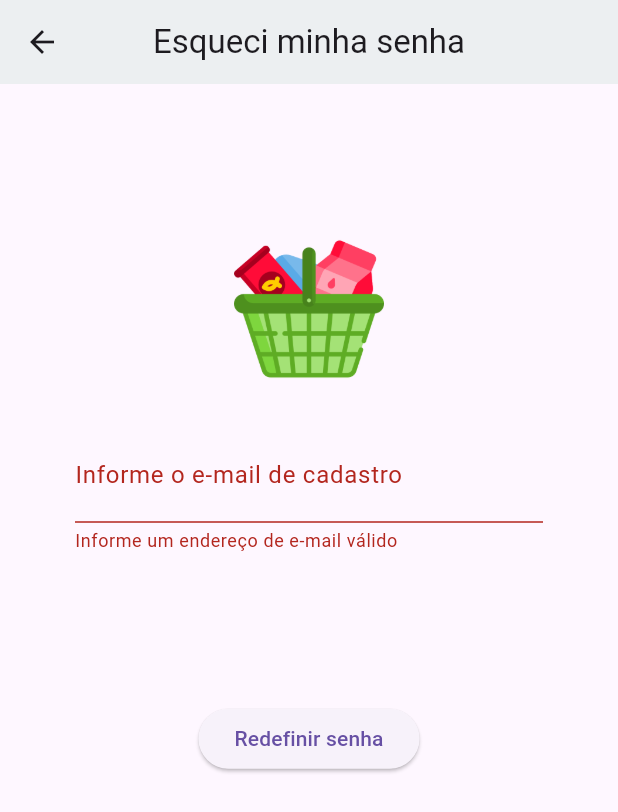
After one commit to fernando-fraga/estudo-flutter-listacompras, a Flutter app: the RecoveryView screen opened by its route, after a tap on "Redefinir senha", on a phone screen of 412 x 824 dp. The commit adds this screen. Shown: the top 812 px of the screen. Run offline on Flutter 3.47's test engine with Material 3 defaults, Android fonts, the phone set to English and light mode, and no system bars; our stand-ins replace device_preview.

Commit message:
Desenvolvimento telas Esqueceu Senha e Gerenciar

```diff
--- a/lib/main.dart
+++ b/lib/main.dart
@@ -1,6 +1,8 @@
 // ignore_for_file: prefer_const_constructors, prefer_const_literals_to_create_immutables, sized_box_for_whitespace
 import 'package:device_preview/device_preview.dart';
 import 'package:flutter/material.dart';
+import 'package:lista_compras/view/gerenciar_view.dart';
+import 'package:lista_compras/view/recovery_view.dart';
 import 'package:lista_compras/view/signup_view.dart';
 
 import 'view/login_view.dart';
@@ -26,6 +28,8 @@ class MainApp extends StatelessWidget {
       routes: {
         'login': (context) => LoginView(),
         'signup': (context) => SignUpView(),
+        'recovery': (context) => RecoveryView(),
+        'gerenciar': (context) => GerenciarView(),
       },
     );
   }
--- /dev/null
+++ b/lib/model/lista.dart
@@ -0,0 +1,18 @@
+class Lista {
+  String nome;
+ // String quantidade;
+
+  Lista(this.nome);
+
+
+  static List<Lista> preencher() {
+    List<Lista> listaCompras = [];
+
+    listaCompras.add(Lista('Lista 1'));
+    listaCompras.add(Lista('Lista 2'));
+    listaCompras.add(Lista('Lista 3'));
+
+    return listaCompras;
+  }
+
+}
--- /dev/null
+++ b/lib/view/recovery_view.dart
@@ -0,0 +1,77 @@
+// ignore_for_file: prefer_const_constructors
+
+import 'package:flutter/material.dart';
+
+class RecoveryView extends StatefulWidget {
+  const RecoveryView({super.key});
+
+  @override
+  State<RecoveryView> createState() => _RecoveryViewState();
+}
+
+class _RecoveryViewState extends State<RecoveryView> {
+  var formKey = GlobalKey<FormState>();
+  var email = TextEditingController();
+  @override
+  Widget build(BuildContext context) {
+    return Scaffold(
+      appBar: AppBar(
+        title: Text('Esqueci minha senha'),
+        centerTitle: true,
+        backgroundColor: Colors.blueGrey.shade50,
+      ),
+      body: Padding(
+        padding: EdgeInsets.fromLTRB(50, 100, 50, 100),
+        child: Form(
+          key: formKey,
+          child: Column(
+            children: [
+              Image.asset(
+                'lib/imagens/cestocompras.png',
+                width: 100,
+                height: 100,
+              ),
+              SizedBox(height: 30,),
+             TextFormField(
+                controller: email,
+                decoration: InputDecoration(
+                  labelText: 'Informe o e-mail de cadastro',
+                  border: UnderlineInputBorder(),
+                  prefix: Icon(Icons.person_2_outlined)
+                ),
+                validator: (value) {
+                  if (value == null) {
+                    return 'Informe um endereço de e-mail válido';
+                  }
+                  else if (value.isEmpty) {
+                    return 'Informe um endereço de e-mail válido';
+                  }
+                  return null;
+                },
+              ),
+              SizedBox(height: 100),
+              ElevatedButton(onPressed: () {
+                    if (formKey.currentState!.validate()) {
+                      setState(() {
+                        var endereco = email.text;
+
+                        ScaffoldMessenger.of(context).showSnackBar(
+                        // ignore: unnecessary_brace_in_string_interps
+                        SnackBar(content: Text('Foi enviado um e-mail para recuperação de senha para endereço: ${endereco}'),
+                        duration: Duration(seconds: 3),
+                        )
+                      );
+                      });
+                      Navigator.pushNamed(context, 'login');
+                    }
+                  }, child: Text('Redefinir senha')
+                  ),
+
+
+            ],
+          ),
+        ),
+      ),
+    );
+  }
+}
--- a/lib/view/signup_view.dart
+++ b/lib/view/signup_view.dart
@@ -119,6 +119,7 @@ var formKey = GlobalKey<FormState>();
                         )
                       );
                       });
+                      Navigator.pushNamed(context, 'login');
                     }
                   }, child: Text('Cadastrar')
                   ),
```
Also changed, not shown: lib/view/gerenciar_view.dart (added, +77 -0 lines), lib/view/login_view.dart (+8 -3 lines).
